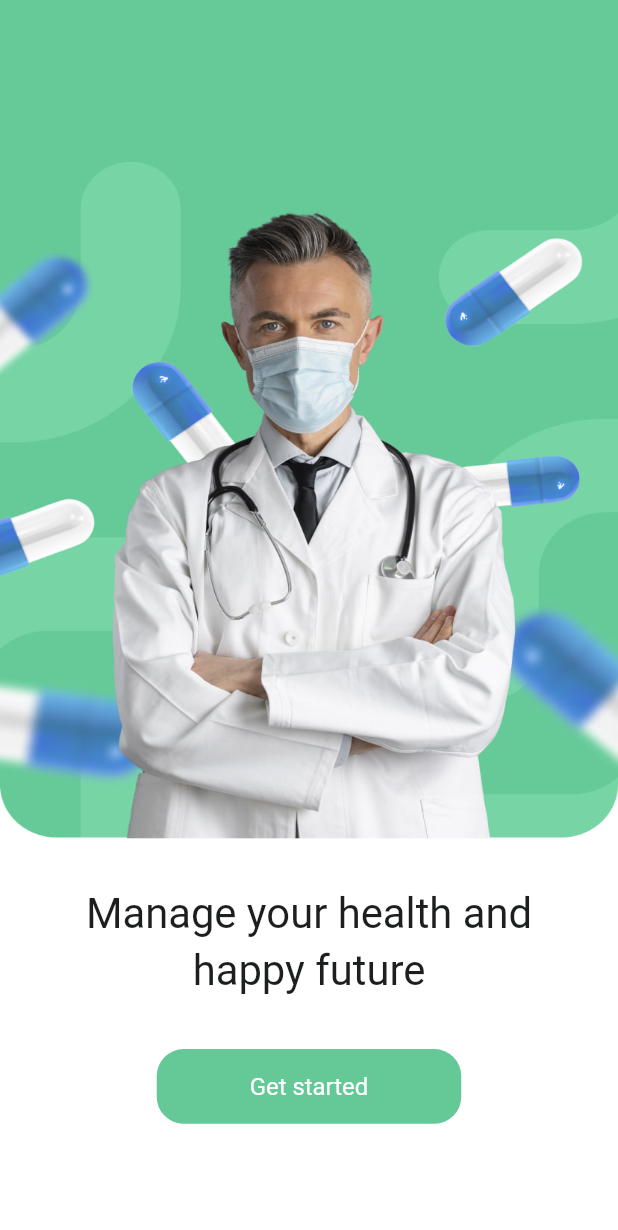
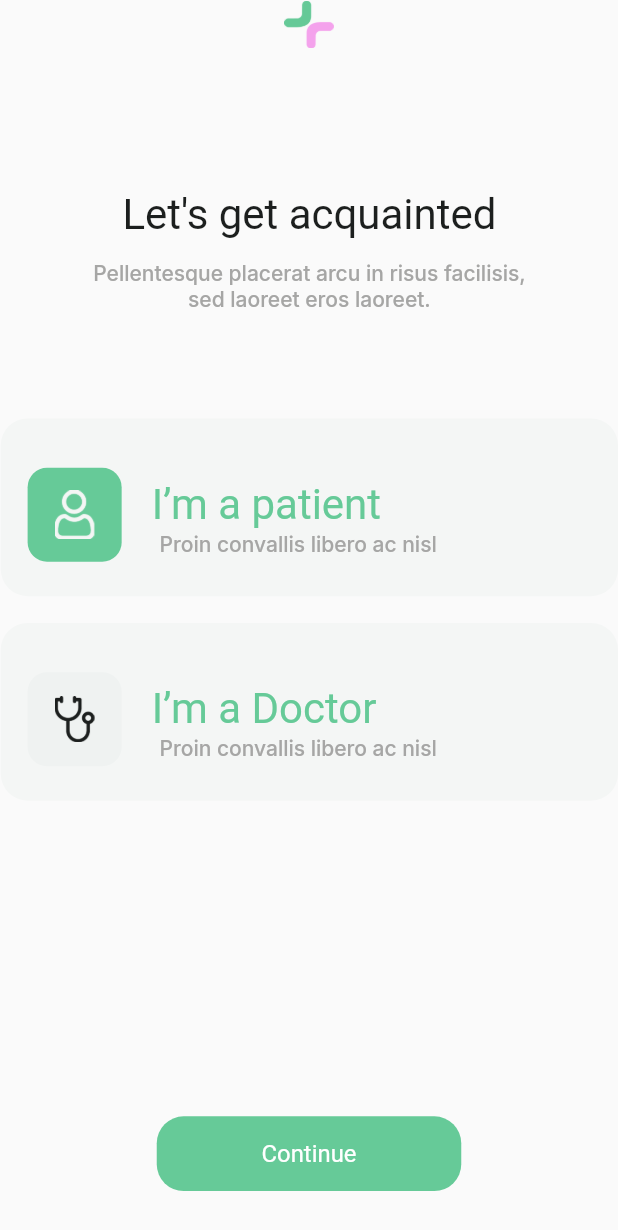
Before and after one commit to Teewhydot/medical_clinik, a Flutter app: the screen it shows after launch, on a phone screen of 412 x 824 dp. Shown: the top 1230 px of the screen. Run offline on Flutter 3.47's test engine with Material 2 defaults, Android fonts, the phone set to English and light mode, and no system bars; our stand-ins replace google_fonts; Roboto replaces fonts that are missing (Gilroy-SemiBold).

Commit message:
Intro page two completed.

```diff
--- a/lib/clinik_app/presentation/pages/intro_pages/intro_page_one.dart
+++ b/lib/clinik_app/presentation/pages/intro_pages/intro_page_one.dart
@@ -1,6 +1,6 @@
 import 'package:flutter/material.dart';
 import 'package:medical_clinik/clinik_app/presentation/widgets/constants/constants.dart';
-import 'package:medical_clinik/utils.dart';
+import 'package:medical_clinik/clinik_app/presentation/widgets/reused_widgets/button_widget.dart';
 
 import '../../../../generated/assets.dart';
 
@@ -34,38 +34,13 @@ class IntroPageOne extends StatelessWidget {
                     child: Text(
                       'Manage your health and happy future',
                       textAlign: TextAlign.center,
-                      style: SafeGoogleFont(
-                        'Gilroy-SemiBold',
-                        fontSize: 28 * fem,
-                        fontWeight: FontWeight.w400,
-                        height: 1.3571428571,
-                        color: kDarkGrey,
-                      ),
+                      style: kHeaderTextStyle,
                     ),
                   ),
-                  Container(
-                    margin: EdgeInsets.fromLTRB(
-                        105 * fem, 0 * fem, 105 * fem, 0 * fem),
-                    width: double.infinity,
-                    height: 50 * fem,
-                    decoration: BoxDecoration(
-                      color: const Color(0xff65c997),
-                      borderRadius: BorderRadius.circular(18 * fem),
-                    ),
-                    child: Center(
-                      child: Text(
-                        'Get started',
-                        textAlign: TextAlign.center,
-                        style: SafeGoogleFont(
-                          'Gilroy-SemiBold',
-                          fontSize: 16 * fem,
-                          fontWeight: FontWeight.w400,
-                          height: 1.2,
-                          color: Colors.white,
-                        ),
-                      ),
-                    ),
-                  ),
+                  ButtonWidget(
+                      fem: fem,
+                      color: kAccentPrimaryGreen,
+                      buttonText: 'Get Started'),
                 ],
               ),
             )
--- /dev/null
+++ b/lib/clinik_app/presentation/pages/intro_pages/intro_page_two.dart
@@ -0,0 +1,173 @@
+import 'package:flutter/material.dart';
+import 'package:medical_clinik/clinik_app/presentation/widgets/constants/constants.dart';
+import 'package:medical_clinik/clinik_app/presentation/widgets/reused_widgets/button_widget.dart';
+import 'package:medical_clinik/generated/assets.dart';
+
+class IntroPageTwo extends StatelessWidget {
+  const IntroPageTwo({Key? key}) : super(key: key);
+
+  @override
+  Widget build(BuildContext context) {
+    double fem = MediaQuery.of(context).size.width / baseWidth;
+    return Scaffold(
+        body: SafeArea(
+      child: Column(
+        mainAxisAlignment: MainAxisAlignment.spaceBetween,
+        children: [
+          Column(
+            children: [
+              Center(
+                child: Container(
+                  margin:
+                      EdgeInsets.fromLTRB(0 * fem, 0 * fem, 0 * fem, 90 * fem),
+                  child: Image.asset(
+                    Assets.imagesLogoMedicine143,
+                    height: 33 * fem,
+                    width: 33 * fem,
+                  ),
+                ),
+              ),
+              Container(
+                margin:
+                    EdgeInsets.fromLTRB(0.5 * fem, 0 * fem, 0 * fem, 13 * fem),
+                child: Text(
+                  'Let\'s get acquainted',
+                  textAlign: TextAlign.center,
+                  style: kHeaderTextStyle,
+                ),
+              ),
+              Container(
+                // pellentesqueplaceratarcuinrisu (9:405)
+                margin:
+                    EdgeInsets.fromLTRB(0.5 * fem, 0 * fem, 0 * fem, 72 * fem),
+                constraints: BoxConstraints(
+                  maxWidth: 316 * fem,
+                ),
+                child: Text(
+                  'Pellentesque placerat arcu in risus facilisis, sed laoreet eros laoreet.',
+                  textAlign: TextAlign.center,
+                  style: kSubHeaderTextStyle,
+                ),
+              ),
+              Container(
+                margin:
+                    EdgeInsets.fromLTRB(0.5 * fem, 0 * fem, 0 * fem, 18 * fem),
+                padding:
+                    EdgeInsets.fromLTRB(18 * fem, 18 * fem, 15 * fem, 8 * fem),
+                width: double.infinity,
+                height: 119 * fem,
+                decoration: BoxDecoration(
+                  color: const Color(0xfff4f6f5),
+                  borderRadius: BorderRadius.circular(18 * fem),
+                ),
+                child: Row(
+                  crossAxisAlignment: CrossAxisAlignment.center,
+                  children: [
+                    Container(
+                      height: 63 * fem,
+                      width: 63 * fem,
+                      decoration: BoxDecoration(
+                        color: kAccentPrimaryGreen,
+                        borderRadius: BorderRadius.circular(13 * fem),
+                      ),
+                      child: Center(
+                        child: Image.asset(
+                          Assets.imagesIconPatient,
+                          width: 26.7 * fem,
+                          height: 33 * fem,
+                        ),
+                      ),
+                    ),
+                    addHorizontalSpacing(20),
+                    SizedBox(
+                      width: 200 * fem,
+                      child: Column(
+                        mainAxisAlignment: MainAxisAlignment.center,
+                        children: [
+                          SizedBox(
+                            width: double.infinity,
+                            child: Text(
+                              'I’m a patient',
+                              textAlign: TextAlign.left,
+                              style: kHeaderTextStyle.copyWith(
+                                  color: kAccentPrimaryGreen),
+                            ),
+                          ),
+                          Text(
+                            'Proin convallis libero ac nisl ',
+                            style: kSubHeaderTextStyle,
+                          ),
+                        ],
+                      ),
+                    ),
+                  ],
+                ),
+              ),
+              Container(
+                margin:
+                    EdgeInsets.fromLTRB(0.5 * fem, 0 * fem, 0 * fem, 18 * fem),
+                padding:
+                    EdgeInsets.fromLTRB(18 * fem, 18 * fem, 15 * fem, 8 * fem),
+                width: double.infinity,
+                height: 119 * fem,
+                decoration: BoxDecoration(
+                  color: const Color(0xfff4f6f5),
+                  borderRadius: BorderRadius.circular(18 * fem),
+                ),
+                child: Row(
+                  crossAxisAlignment: CrossAxisAlignment.center,
+                  children: [
+                    Container(
+                      height: 63 * fem,
+                      width: 63 * fem,
+                      decoration: BoxDecoration(
+                        color: kDarkGreyShade400,
+                        borderRadius: BorderRadius.circular(13 * fem),
+                      ),
+                      child: Center(
+                        child: Image.asset(
+                          Assets.imagesIconDoctor,
+                          width: 26.7 * fem,
+                          height: 33 * fem,
+                        ),
+                      ),
+                    ),
+                    addHorizontalSpacing(20),
+                    SizedBox(
+                      width: 200 * fem,
+                      child: Column(
+                        mainAxisAlignment: MainAxisAlignment.center,
+                        children: [
+                          SizedBox(
+                            width: double.infinity,
+                            child: Text(
+                              'I’m a Doctor',
+                              textAlign: TextAlign.left,
+                              style: kHeaderTextStyle.copyWith(
+                                  color: kAccentPrimaryGreen),
+                            ),
+                          ),
+                          Text(
+                            'Proin convallis libero ac nisl ',
+                            style: kSubHeaderTextStyle,
+                          ),
+                        ],
+                      ),
+                    ),
+                  ],
+                ),
+              ),
+            ],
+          ),
+          Column(
+            children: [
+              ButtonWidget(
+                  fem: fem, color: kAccentPrimaryGreen, buttonText: 'Continue'),
+              addVerticalSpacing(30)
+            ],
+          ),
+        ],
+      ),
+    ));
+  }
+}
--- a/lib/clinik_app/presentation/widgets/constants/constants.dart
+++ b/lib/clinik_app/presentation/widgets/constants/constants.dart
@@ -1,4 +1,5 @@
 import 'package:flutter/material.dart';
+import 'package:medical_clinik/utils.dart';
 
 Widget addVerticalSpacing(double height) => SizedBox(height: height);
 Widget addHorizontalSpacing(double width) => SizedBox(width: width);
@@ -13,3 +14,18 @@ const Color kAccentPrimaryGreen = Color(0xff66CA98);
 const Color kAccentPrimaryBlue = Color(0xff6295E2);
 const Color kAccentPrimaryRed = Color(0xffFF6C52);
 const Color kAccentPrimaryPurple = Color(0xffF4A3EC);
+TextStyle kHeaderTextStyle = SafeGoogleFont(
+  'Gilroy-SemiBold',
+  fontSize: 28,
+  fontWeight: FontWeight.w400,
+  height: 1.3571428571,
+  color: kDarkGrey,
+);
+
+TextStyle kSubHeaderTextStyle = SafeGoogleFont(
+  'Inter',
+  fontSize: 14,
+  fontWeight: FontWeight.w500,
+  height: 1.2125,
+  color: const Color(0xffa6a6a5),
+);
--- /dev/null
+++ b/lib/clinik_app/presentation/widgets/reused_widgets/button_widget.dart
@@ -0,0 +1,41 @@
+import 'package:flutter/material.dart';
+import 'package:medical_clinik/utils.dart';
+
+class ButtonWidget extends StatelessWidget {
+  const ButtonWidget({
+    super.key,
+    required this.fem,
+    required this.color,
+    required this.buttonText,
+  });
+
+  final double fem;
+  final Color color;
+  final String buttonText;
+
+  @override
+  Widget build(BuildContext context) {
+    return Container(
+      margin: EdgeInsets.fromLTRB(105 * fem, 0 * fem, 105 * fem, 0 * fem),
+      width: double.infinity,
+      height: 50 * fem,
+      decoration: BoxDecoration(
+        color: color,
+        borderRadius: BorderRadius.circular(18 * fem),
+      ),
+      child: Center(
+        child: Text(
+          buttonText,
+          textAlign: TextAlign.center,
+          style: SafeGoogleFont(
+            'Gilroy-SemiBold',
+            fontSize: 16 * fem,
+            fontWeight: FontWeight.w400,
+            height: 1.2,
+            color: Colors.white,
+          ),
+        ),
+      ),
+    );
+  }
+}
--- a/lib/main.dart
+++ b/lib/main.dart
@@ -1,5 +1,5 @@
 import 'package:flutter/material.dart';
-import 'package:medical_clinik/clinik_app/presentation/pages/intro_pages/intro_page_one.dart';
+import 'package:medical_clinik/clinik_app/presentation/pages/intro_pages/intro_page_two.dart';
 
 void main() {
   runApp(const MyApp());
@@ -12,7 +12,7 @@ class MyApp extends StatelessWidget {
   Widget build(BuildContext context) {
     return const MaterialApp(
       debugShowCheckedModeBanner: false,
-      home: IntroPageOne(),
+      home: IntroPageTwo(),
     );
   }
 }
```
